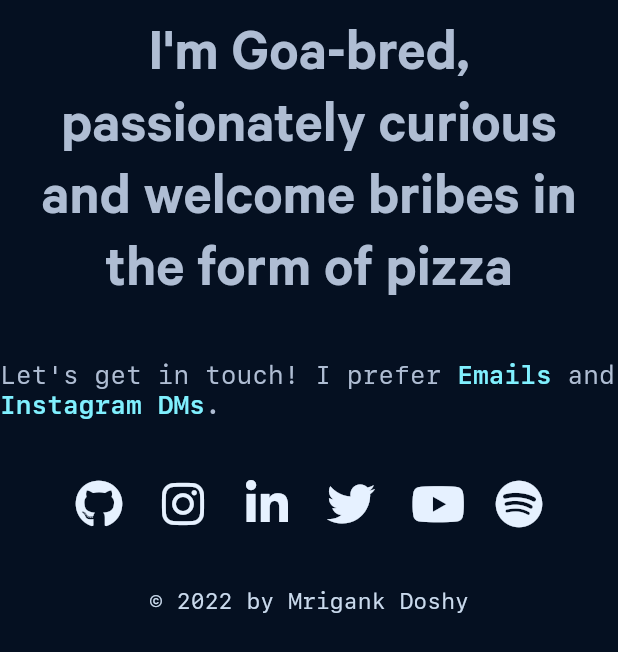
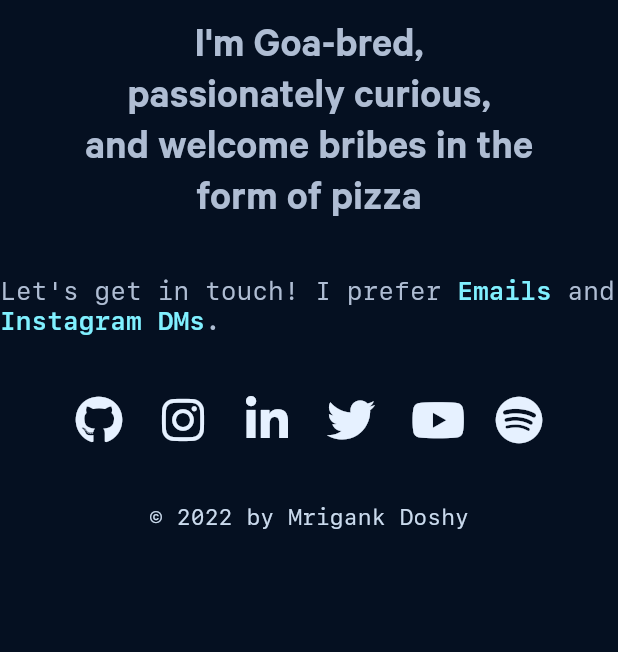
Before and after one commit to mrigankdoshy/personal-website, a Flutter app: the Footer widget shown alone on an empty page, opened directly, on a phone screen of 412 x 824 dp. Shown: the top 652 px of the screen. Run offline on Flutter 3.47's test engine with Material 2 defaults, Android fonts, the phone set to English and light mode, and no system bars; drawn by our look-alikes of auto_animated, auto_size_text; our stand-ins replace font_awesome_flutter.

Commit message:
Weird shit for footer, but works

```diff
--- a/lib/data/text.dart
+++ b/lib/data/text.dart
@@ -31,9 +31,11 @@ class ButtonData {
 }
 
 class FooterData {
-  static const footerTextPart1 = "I'm Goa-bred,";
-  static const footerTextPart2 = "passionately curious";
+  static const footerTextPart1 = "I'm Goa-bred,\n";
+  static const footerTextPart2 = "passionately curious,\n";
   static const footerTextPart3 = "and welcome bribes in the form of pizza";
+  static const footerTextPart3Alt1 = "and welcome bribes in the\n";
+  static const footerTextPart3Alt2 = "form of pizza";
 
   static const contactPart1 = "Let's get in touch! I prefer ";
   static const contactPart2 = "Emails";
--- a/lib/sections/footer/footer.dart
+++ b/lib/sections/footer/footer.dart
@@ -7,11 +7,18 @@ import 'package:personal_website/data/url.dart';
 import 'package:personal_website/utils/theme.dart';
 import 'package:personal_website/widgets/clickable_icon.dart';
 import 'package:personal_website/widgets/fade_animation.dart';
+import 'package:personal_website/widgets/responsive_widget.dart';
 import 'package:personal_website/widgets/slide_animation.dart';
 import 'package:url_launcher/url_launcher.dart';
 
-class Footer extends StatelessWidget {
+class Footer extends StatefulWidget {
   const Footer({Key? key}) : super(key: key);
+
+  @override
+  State<Footer> createState() => _FooterState();
+}
+
+class _FooterState extends State<Footer> {
   @override
   Widget build(BuildContext context) {
     return Padding(
@@ -21,11 +28,12 @@ class Footer extends StatelessWidget {
         children: [
           Flexible(
             child: Column(
+              crossAxisAlignment: CrossAxisAlignment.center,
               children: <Widget>[
                 SlideAnimation(
                   animationKey: UniqueKey(),
                   delay: const Duration(milliseconds: 50),
-                  child: _footerText(),
+                  child: _footerText(context),
                 ),
                 const SizedBox(height: 32.0),
                 SlideAnimation(
@@ -93,28 +101,27 @@ class Footer extends StatelessWidget {
     );
   }
 
-  Widget _footerText() {
-    return Column(
-      children: const <Widget>[
-        AutoSizeText(
-          FooterData.footerTextPart1,
-          style: TextStyles.footer,
-          textAlign: TextAlign.center,
-          maxLines: 1,
-        ),
-        AutoSizeText(
-          FooterData.footerTextPart2,
-          style: TextStyles.footer,
-          textAlign: TextAlign.center,
-          maxLines: 1,
-        ),
-        AutoSizeText(
-          FooterData.footerTextPart3,
-          style: TextStyles.footer,
-          textAlign: TextAlign.center,
-          maxLines: 2,
-        ),
-      ],
+  Widget _footerText(BuildContext context) {
+    return AutoSizeText.rich(
+      TextSpan(
+        style: TextStyles.footer,
+        children: [
+          const TextSpan(text: FooterData.footerTextPart1),
+          const TextSpan(text: FooterData.footerTextPart2),
+          ResponsiveWidget.isSmallScreen(context)
+              ? const TextSpan(
+                  style: TextStyles.footer,
+                  children: [
+                    TextSpan(text: FooterData.footerTextPart3Alt1),
+                    TextSpan(text: FooterData.footerTextPart3Alt2),
+                  ],
+                )
+              : const TextSpan(text: FooterData.footerTextPart3),
+        ],
+      ),
+      maxLines: 4,
+      presetFontSizes: const [14, 10],
+      textAlign: TextAlign.center,
     );
   }
 
--- a/lib/widgets/project.dart
+++ b/lib/widgets/project.dart
@@ -82,7 +82,7 @@ class _ProjectState extends State<Project> {
   }
 
   bool _containsUrl() {
-    return widget.url != "" ? true : false;
+    return widget.url != "";
   }
 
   Widget _description() {
```
